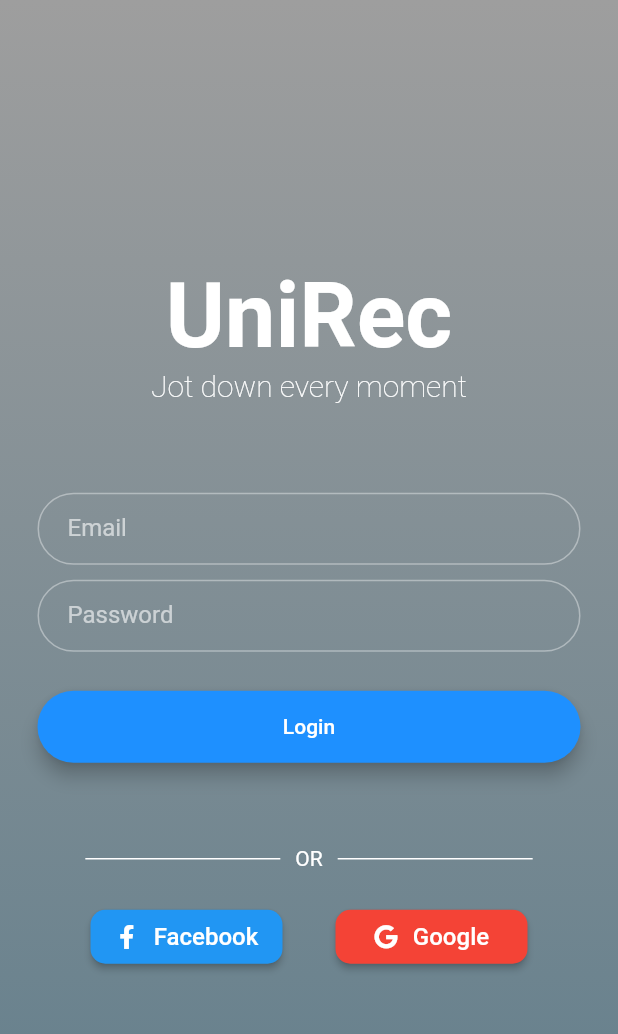
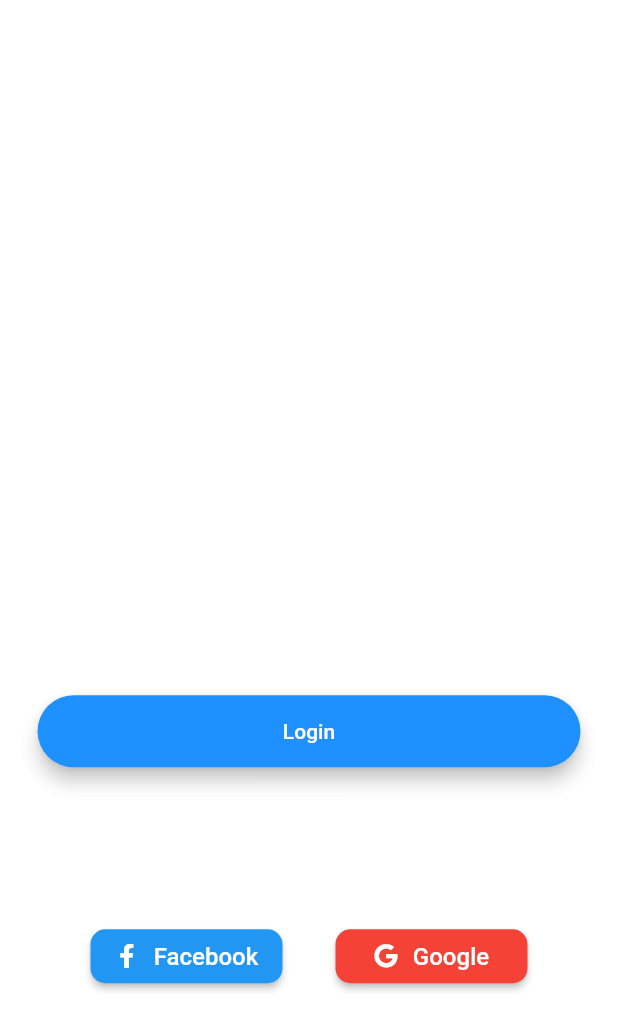
Before and after one commit to boboteam9495/UniRec_apps, a Flutter app: the screen it shows after launch, on a phone screen of 412 x 824 dp. Shown: the top 1034 px of the screen. Run offline on Flutter 3.47's test engine with Material 2 defaults, Android fonts, the phone set to English and light mode, and no system bars; our stand-ins replace animated_text_kit, email_validator, font_awesome_flutter.

Commit message:
Added login and data policy screen.

```diff
--- a/lib/main.dart
+++ b/lib/main.dart
@@ -1,5 +1,7 @@
 import 'package:flutter/material.dart';
+import 'package:unirecapp/screens/data_policy_screen.dart';
 import 'package:unirecapp/screens/login_screen.dart';
+import 'package:unirecapp/screens/register_screen.dart';
 import 'constants.dart';
 
 void main() => runApp(MyApp());
@@ -18,6 +20,8 @@ class MyApp extends StatelessWidget {
       initialRoute: LoginScreen.id,
       routes: {
         LoginScreen.id: (context) => LoginScreen(),
+        RegisterScreen.id: (context) => RegisterScreen(),
+        DataPolicyScreen.id: (context) => DataPolicyScreen(),
       },
     );
   }
--- a/lib/screens/login_screen.dart
+++ b/lib/screens/login_screen.dart
@@ -3,6 +3,7 @@ import 'package:animated_text_kit/animated_text_kit.dart';
 import 'package:font_awesome_flutter/font_awesome_flutter.dart';
 import 'package:unirecapp/components/rounded_button.dart';
 import 'package:unirecapp/constants.dart';
+import 'package:unirecapp/screens/register_screen.dart';
 
 class LoginScreen extends StatefulWidget {
   static final String id = 'login_screen';
@@ -15,23 +16,16 @@ class _LoginScreenState extends State<LoginScreen> {
   @override
   Widget build(BuildContext context) {
     return Scaffold(
+      backgroundColor: Colors.white30,
       resizeToAvoidBottomInset: false,
       body: Center(
-        child: Container(
+        child: SingleChildScrollView(
+          padding:
+              EdgeInsets.only(bottom: MediaQuery.of(context).viewInsets.bottom),
+          child: Column(
+            children: <Widget>[
+              Container(
                 padding: EdgeInsets.all(25.0),
-          decoration: BoxDecoration(
-            gradient: LinearGradient(
-              begin: Alignment.topCenter,
-              end: Alignment.bottomCenter,
-              colors: [
-//                kPrimaryColour,
-//                Color(0xff1e90ff),
-//                Color(0xff5352ed),
-//                kSecondaryColour,
-                Colors.grey, Colors.blueGrey
-              ],
-            ),
-          ),
                 child: Column(
                   mainAxisAlignment: MainAxisAlignment.center,
                   crossAxisAlignment: CrossAxisAlignment.stretch,
@@ -49,15 +43,16 @@ class _LoginScreenState extends State<LoginScreen> {
                     Text(
                       'Jot down every moment',
                       textAlign: TextAlign.center,
-                style: TextStyle(fontSize: 20.0, fontWeight: FontWeight.w100),
+                      style: TextStyle(
+                          fontSize: 20.0, fontWeight: FontWeight.w100),
                     ),
                     SizedBox(
                       height: 60.0,
                     ),
                     TextField(
                       decoration: InputDecoration(
-                  contentPadding:
-                      EdgeInsets.symmetric(vertical: 10.0, horizontal: 20.0),
+                        contentPadding: EdgeInsets.symmetric(
+                            vertical: 10.0, horizontal: 20.0),
                         labelText: "Email",
                         fillColor: Colors.white,
                         border: OutlineInputBorder(
@@ -69,7 +64,7 @@ class _LoginScreenState extends State<LoginScreen> {
                       keyboardType: TextInputType.emailAddress,
                       style: TextStyle(
                         fontSize: 16.0,
-                  color: kDarkFontColour,
+                        color: Colors.white,
                       ),
                     ),
                     SizedBox(
@@ -78,8 +73,8 @@ class _LoginScreenState extends State<LoginScreen> {
                     TextField(
                       obscureText: true,
                       decoration: InputDecoration(
-                  contentPadding:
-                      EdgeInsets.symmetric(vertical: 10.0, horizontal: 20.0),
+                        contentPadding: EdgeInsets.symmetric(
+                            vertical: 10.0, horizontal: 20.0),
                         labelText: "Password",
                         fillColor: Colors.white,
                         border: OutlineInputBorder(
@@ -90,11 +85,43 @@ class _LoginScreenState extends State<LoginScreen> {
                       ),
                       style: TextStyle(
                         fontSize: 16.0,
-                  color: kDarkFontColour,
+                        color: Colors.white,
                       ),
                     ),
                     SizedBox(
-                height: 10.0,
+                      height: 5.0,
+                    ),
+                    Padding(
+                      padding: EdgeInsets.symmetric(horizontal: 10.0),
+                      child: Row(
+                        mainAxisAlignment: MainAxisAlignment.spaceBetween,
+                        children: <Widget>[
+                          GestureDetector(
+                            onTap: () {
+                              Navigator.pushNamed(context, RegisterScreen.id);
+                            },
+                            child: Text(
+                              'Create an account',
+                              style: TextStyle(
+                                color: kLightFontColour,
+                                fontSize: 14.0,
+                              ),
+                            ),
+                          ),
+                          GestureDetector(
+                            child: Text(
+                              'Forgot password?',
+                              style: TextStyle(
+                                color: kLightFontColour,
+                                fontSize: 14.0,
+                              ),
+                            ),
+                          ),
+                        ],
+                      ),
+                    ),
+                    SizedBox(
+                      height: 5.0,
                     ),
                     RoundedButton(
                       colour: kPrimaryColour,
@@ -102,7 +129,7 @@ class _LoginScreenState extends State<LoginScreen> {
                       onPressed: null,
                     ),
                     SizedBox(
-                height: 40.0,
+                      height: 50.0,
                     ),
                     Row(
                       mainAxisAlignment: MainAxisAlignment.center,
@@ -195,6 +222,9 @@ class _LoginScreenState extends State<LoginScreen> {
                   ],
                 ),
               ),
+            ],
+          ),
+        ),
       ),
     );
   }
--- a/pubspec.yaml
+++ b/pubspec.yaml
@@ -25,6 +25,7 @@ dependencies:
   cupertino_icons: ^0.1.2
   animated_text_kit: ^2.0.0
   font_awesome_flutter: ^8.8.1
+  email_validator: ^1.0.0
 
 dev_dependencies:
   flutter_test:
```
Also changed, not shown: lib/screens/data_policy_screen.dart (added, +17 -0 lines), lib/screens/register_screen.dart (added, +204 -0 lines), pubspec.lock. Lines whose indentation alone changed are shown as unchanged.
